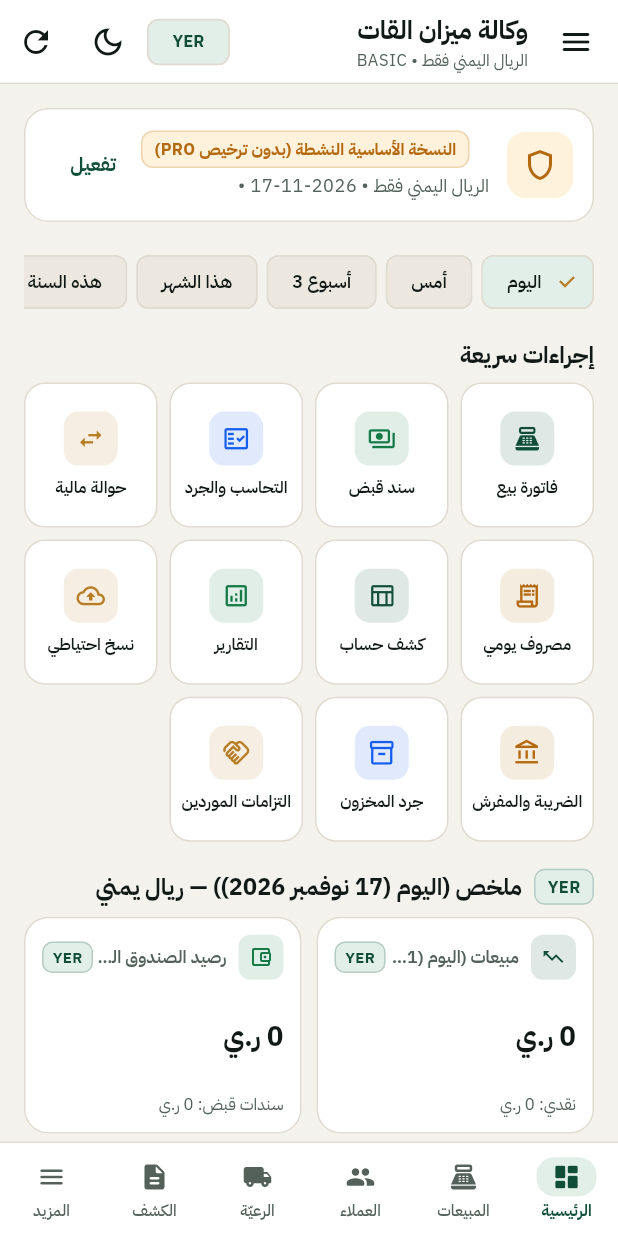
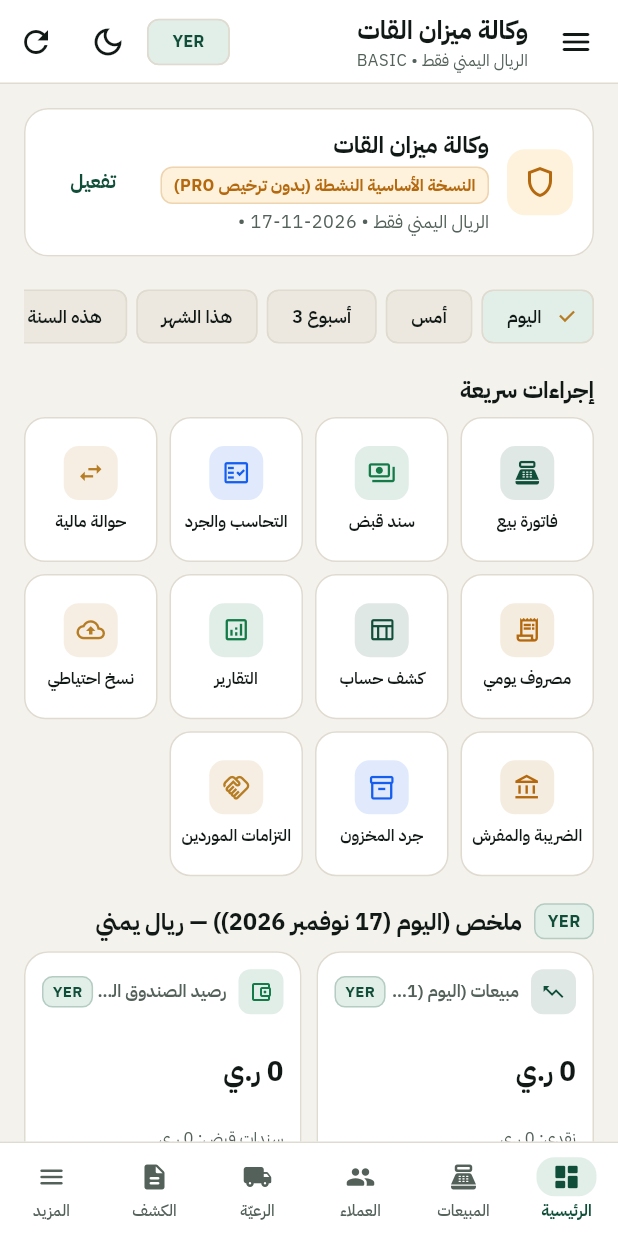
Before and after one commit to mohmmedalhajj/QAT-LEDGER, a Flutter app: the MainShellScreen screen opened directly, on a phone screen of 412 x 824 dp. Run offline on Flutter 3.47's test engine with Material 3 defaults, Android fonts, the phone set to English and light mode, and no system bars; our stand-ins replace file_picker, image_picker, material_ui, pdf, printing, qr_flutter and 3 more; missing offline and left inert: cryptography, excel; accounts and stored records are empty; statements that could not run were skipped.

Commit message:
Fix suppliers.region schema/migration and 360x640 layout overflows for Flutter tests
Co-authored-by: arena-agent <297053741+arena-agent@users.noreply.github.com>

```diff
--- a/lib/data/schema.dart
+++ b/lib/data/schema.dart
@@ -82,6 +82,7 @@ abstract final class QatLedgerSchema {
       name TEXT NOT NULL,
       phone TEXT NOT NULL DEFAULT '',
       address TEXT NOT NULL DEFAULT '',
+      region TEXT NOT NULL DEFAULT '',
       notes TEXT NOT NULL DEFAULT '',
       created_at_ms INTEGER NOT NULL,
       is_archived INTEGER NOT NULL DEFAULT 0
@@ -313,6 +314,9 @@ abstract final class QatLedgerSchema {
   ];
 
   static const Map<String, List<String>> v3ColumnMigrations = {
+    'suppliers': [
+      "region TEXT NOT NULL DEFAULT ''",
+    ],
     'inventory_batches': [
       "item_number TEXT NOT NULL DEFAULT ''",
       'low_stock_threshold_milli INTEGER NOT NULL DEFAULT 0',
--- a/lib/features/dashboard_tab.dart
+++ b/lib/features/dashboard_tab.dart
@@ -271,17 +271,17 @@ class DashboardTab extends StatelessWidget {
                     child: Column(
                       crossAxisAlignment: CrossAxisAlignment.start,
                       children: [
-                        Row(
+                        Wrap(
+                          spacing: 6,
+                          runSpacing: 4,
+                          crossAxisAlignment: WrapCrossAlignment.center,
                           children: [
-                            Expanded(
-                              child: Text(
-                                ctrl.settings.agencyName,
-                                maxLines: 1,
-                                overflow: TextOverflow.ellipsis,
-                                style: Theme.of(context).textTheme.titleMedium,
-                              ),
+                            Text(
+                              ctrl.settings.agencyName,
+                              maxLines: 1,
+                              overflow: TextOverflow.ellipsis,
+                              style: Theme.of(context).textTheme.titleMedium,
                             ),
-                            const SizedBox(width: 6),
                             StatusPill(
                               label: ctrl.licenseStatus.kind.arabicTitle,
                               bg: ctrl.licenseStatus.isValid
--- a/lib/features/widgets/common_widgets.dart
+++ b/lib/features/widgets/common_widgets.dart
@@ -124,9 +124,13 @@ class StatusPill extends StatelessWidget {
             Icon(icon, size: 12, color: fg),
             const SizedBox(width: 4),
           ],
-          Text(
-            label,
-            style: TextStyle(fontSize: 11, fontWeight: FontWeight.w700, color: fg),
+          Flexible(
+            child: Text(
+              label,
+              maxLines: 1,
+              overflow: TextOverflow.ellipsis,
+              style: TextStyle(fontSize: 11, fontWeight: FontWeight.w700, color: fg),
+            ),
           ),
         ],
       ),
@@ -621,11 +625,11 @@ class ProFeatureLockedCard extends StatelessWidget {
   Widget build(BuildContext context) {
     final pal = context.pal;
     return Center(
-      child: Padding(
-        padding: const EdgeInsets.all(24),
+      child: SingleChildScrollView(
+        padding: const EdgeInsets.all(20),
         child: Card(
           child: Padding(
-            padding: const EdgeInsets.all(22),
+            padding: const EdgeInsets.all(20),
             child: Column(
               mainAxisSize: MainAxisSize.min,
               children: [
```
Also changed, not shown: lib/data/room_migrator.dart (+7 -3 lines), lib/features/inventory/inventory_batches_view.dart (+10 -2 lines), 1 other file.
